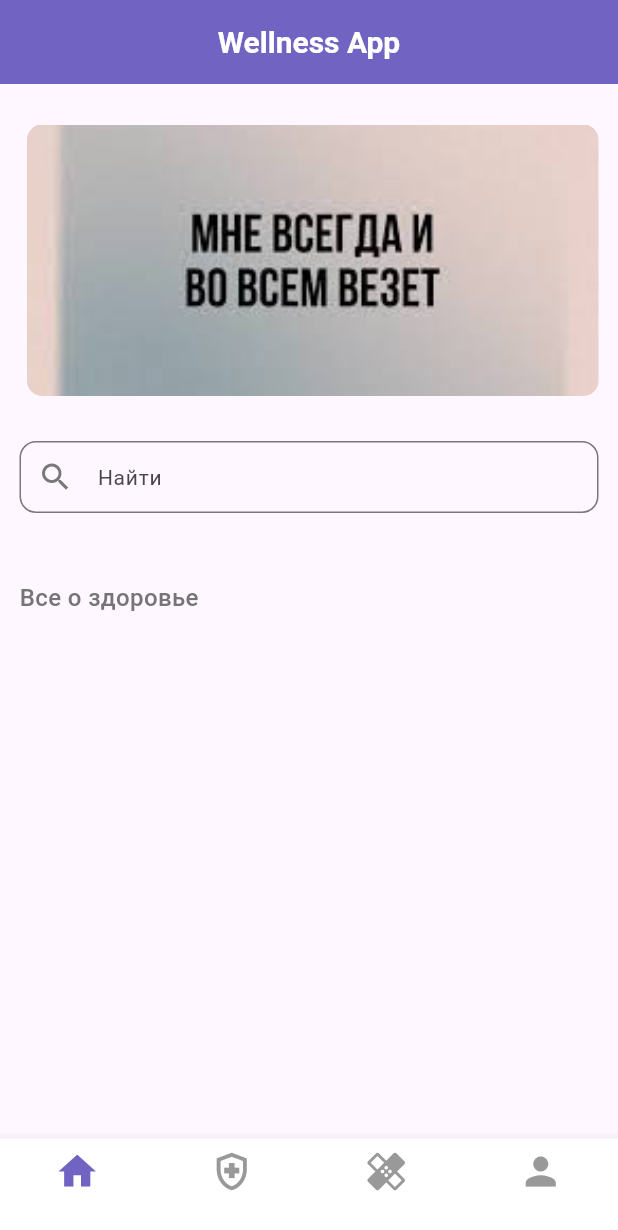
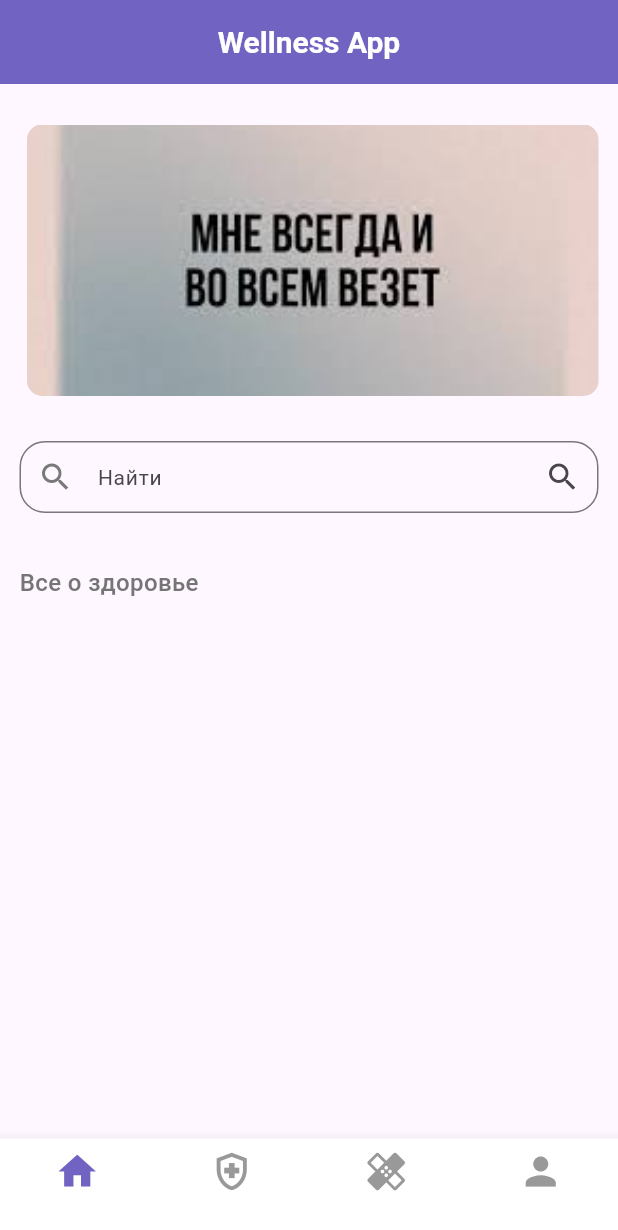
Before and after one commit to eminowam/wellness_mobile, a Flutter app: the screen it shows after launch, on a phone screen of 412 x 824 dp. Shown: the top 1230 px of the screen. Run offline on Flutter 3.47's test engine with Material 3 defaults, Android fonts, the phone set to English and light mode, and no system bars; drawn by our look-alikes of carousel_slider; our stand-ins replace bloc, dio, equatable, firebase_auth, firebase_core, flutter_bloc and 1 more; missing offline and left inert: flutter_verification_code; accounts and stored records are empty; network calls fail.

Commit message:
code refactoring

```diff
--- a/lib/pages/articles/article_details.dart
+++ b/lib/pages/articles/article_details.dart
@@ -64,10 +64,7 @@ class _ArticleDetailsScreenState extends State<ArticleDetailsScreen> {
               const SizedBox(
                 height: 10,
               ),
-              Container(
-                width: 190,
-                height: 190,
-                child: ClipRRect(
+                 ClipRRect(
                   borderRadius: BorderRadius.circular(18),
                   child: Image.network(
                     widget.results.image,
@@ -88,7 +85,6 @@ class _ArticleDetailsScreenState extends State<ArticleDetailsScreen> {
                     },
                   ),
                 ),
-              ),
               const SizedBox(height: 7),
               Text(
                 widget.results.description,
--- a/lib/pages/main_screen/main_screen.dart
+++ b/lib/pages/main_screen/main_screen.dart
@@ -6,7 +6,6 @@ import '../../bloc/article_bloc/article_bloc.dart';
 import '../../widgets/app_scaffold/app_scaffold.dart';
 import '../../widgets/card/article_card.dart';
 import '../../widgets/card/swiper.dart';
-import '../../widgets/utils/custom_search.dart';
 
 class HomePage extends StatefulWidget {
   const HomePage({super.key});
@@ -37,20 +36,33 @@ class _HomePageState extends State<HomePage> {
                 const SizedBox(
                   height: 20,
                 ),
-                const CustomSearchField(),
+                // const CustomSearchField(),
+                TextFormField(
+                  decoration: InputDecoration(
+                    focusColor: const Color(0xff797979),
+                    contentPadding:
+                    const EdgeInsets.symmetric(horizontal: 20, vertical: 10),
+                    border: OutlineInputBorder(
+                      borderSide: const BorderSide(
+                        width: 0.7,
+                      ),
+                      borderRadius: BorderRadius.circular(17),
+                    ),
+                    hintText: "Найти ",
+                    hintStyle: const TextStyle(fontSize: 14),
+                    prefixIcon: const Icon(Icons.search, color: Color(0xff797979)),
+                    prefixIconColor: Colors.black,
+                    suffixIcon: Icon(Icons.search),
+                  ),
+                  onChanged: (value) {
+                    setState(() {
+
+                    });
+                    },
+                ),
                 const SizedBox(
                   height: 15,
                 ),
-                const SizedBox(height: 10),
-                // const Row(
-                //   mainAxisAlignment: MainAxisAlignment.spaceEvenly,
-                //   children: [
-                //     CustomContainer(
-                //         textTitle: '2234', textSub: 'шагов', horizontal: 55),
-                //     CustomContainer(
-                //         textTitle: '5ч 45м', textSub: 'сон', horizontal: 45),
-                //   ],
-                // ),
                 const SizedBox(
                   height: 15,
                 ),
--- a/lib/pages/mental/yoga_details.dart
+++ b/lib/pages/mental/yoga_details.dart
@@ -48,10 +48,10 @@ class _YogaDetailsState extends State<YogaDetails> {
             child:
                 Column(crossAxisAlignment: CrossAxisAlignment.start, children: [
               ClipRRect(
-                borderRadius: BorderRadius.circular(18),
+                borderRadius: BorderRadius.circular(10),
                 child: Image.network(
                   widget.results.image,
-                  fit: BoxFit.cover,
+                  fit: BoxFit.fill,
                   loadingBuilder: (context, child, loadingProgress) {
                     if (loadingProgress == null) return child;
                     return Center(
--- a/lib/widgets/utils/custom_search.dart
+++ b/lib/widgets/utils/custom_search.dart
@@ -5,7 +5,8 @@ class CustomSearchField extends StatelessWidget {
 
   @override
   Widget build(BuildContext context) {
-    return TextField(
+    return
+      TextField(
       decoration: InputDecoration(
         focusColor: const Color(0xff797979),
         contentPadding:
```
Also changed, not shown: lib/widgets/card/article_card.dart (+4 -5 lines).
